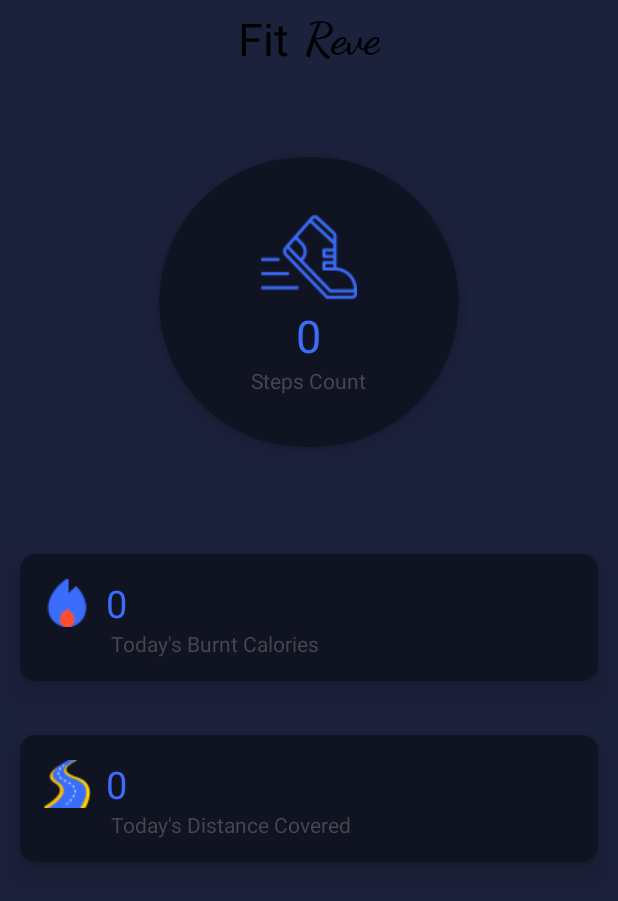
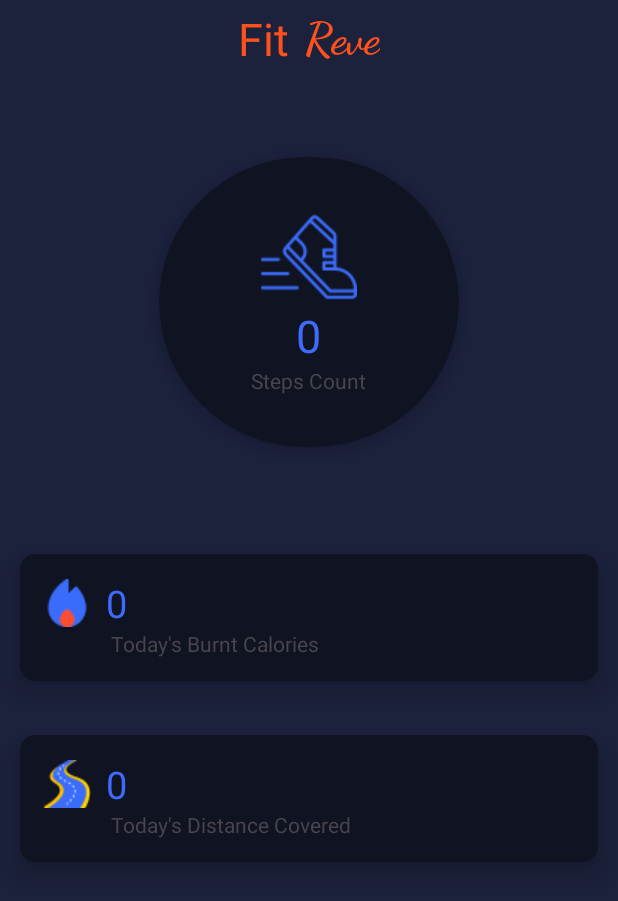
Before and after one commit to aniket0880/FitReve, an Android app: the MainActivity screen opened directly, with no data from a screen before it, after a tap on "Health", on a phone screen of 412 x 824 dp. Shown: the top 901 px of the screen. Run offline under Robolectric (Android 15) with nearby library versions, the phone set to English and light mode, and no system bars; our stand-ins replace Firebase (no records; nobody signed in at launch, a user with empty details on screens opened directly); pictures from the network do not load.

Commit message:
some major changes

```diff
--- a/app/build.gradle
+++ b/app/build.gradle
@@ -17,8 +17,8 @@ android {
 
     defaultConfig {
         applicationId "com.uilover.project1932"
-        minSdk 26
-        targetSdk 34
+        minSdk 29
+        targetSdk 35
         versionCode 1
         versionName "1.0"
 
--- a/app/src/main/java/com/uilover/project1932/Activity/IntroActivity.java
+++ b/app/src/main/java/com/uilover/project1932/Activity/IntroActivity.java
@@ -19,7 +19,7 @@ public class IntroActivity extends AppCompatActivity {
         setContentView(binding.getRoot());
 
         getWindow().setFlags(WindowManager.LayoutParams.FLAG_LAYOUT_NO_LIMITS,WindowManager.LayoutParams.FLAG_LAYOUT_NO_LIMITS);
-        binding.startBtn.setOnClickListener(v -> startActivity(new Intent(IntroActivity.this, SignUp_Activity.class)));
+        binding.startBtn.setOnClickListener(v -> startActivity(new Intent(IntroActivity.this, MainActivity.class)));
 
     }
 }
--- a/app/src/main/java/com/uilover/project1932/Activity/MainActivity.java
+++ b/app/src/main/java/com/uilover/project1932/Activity/MainActivity.java
@@ -10,7 +10,6 @@ import androidx.appcompat.app.AppCompatActivity;
 import androidx.recyclerview.widget.LinearLayoutManager;
 
 import com.google.firebase.auth.FirebaseAuth;
-import com.google.firebase.database.DataSnapshot;
 import com.google.firebase.database.DatabaseReference;
 import com.google.firebase.database.FirebaseDatabase;
 import com.uilover.project1932.Adapter.WorkoutAdapter;
@@ -23,10 +22,9 @@ import java.util.ArrayList;
 
 public class MainActivity extends AppCompatActivity {
 
-    ActivityMainBinding binding;
+    private ActivityMainBinding binding;
     private FirebaseAuth auth;
     private DatabaseReference database;
-    private TextView userNameTextView;  // Reference to display the user's name
 
     @Override
     protected void onCreate(Bundle savedInstanceState) {
@@ -38,23 +36,21 @@ public class MainActivity extends AppCompatActivity {
         auth = FirebaseAuth.getInstance();
         database = FirebaseDatabase.getInstance().getReference();
 
-        // Find the TextView to display the user's name
-        userNameTextView = findViewById(R.id.name);  // Add a TextView with this ID in your XML layout
-
-        // Get the current user and fetch their name from Firebase if logged in
-        String userId = auth.getCurrentUser() != null ? auth.getCurrentUser().getUid() : null;
-        if (userId != null) {
-            // Fetch user name from Firebase Database
+        // Check if the user is logged in
+        if (auth.getCurrentUser() != null) {
+            String userId = auth.getCurrentUser().getUid();
             database.child("user").child(userId).get().addOnSuccessListener(snapshot -> {
                 if (snapshot.exists()) {
                     String userName = snapshot.child("userName").getValue(String.class);
                     if (userName != null) {
-                        userNameTextView.setText(userName);  // Display the name in the TextView
+                        binding.userNameTextView.setText(userName);  // Use View Binding
                     }
                 }
             }).addOnFailureListener(e -> {
                 Toast.makeText(MainActivity.this, "Failed to load user data", Toast.LENGTH_SHORT).show();
             });
+        } else {
+            binding.userNameTextView.setText("Guest User");  // Set a default name if not logged in
         }
 
         // Set up RecyclerView
--- a/app/src/main/res/layout/activity_ai_page.xml
+++ b/app/src/main/res/layout/activity_ai_page.xml
@@ -15,10 +15,10 @@
         android:layout_alignParentTop="true"
         android:layout_marginTop="16dp"
         android:layout_centerHorizontal="true"
-        android:text="AI Meal and Workout Planner"
+        android:text="FitMate AI"
         android:textSize="24sp"
-        android:textColor="@color/white"
-        android:textStyle="bold"
+        android:textColor="@color/orange"
+        android:textStyle="italic"
         android:gravity="center" />
 
     <!-- Chat History Section -->
--- a/app/src/main/res/layout/activity_heathtrack.xml
+++ b/app/src/main/res/layout/activity_heathtrack.xml
@@ -22,7 +22,7 @@ android:gravity="center">
     android:textSize="30sp"
     android:layout_gravity="center"
     android:layout_margin="5dp"
-android:textColor="#000"
+    android:textColor="@color/orange"
     android:textStyle="bold"
     android:fontFamily="sans-serif-thin"/>
 
@@ -33,7 +33,7 @@ android:fontFamily="sans-serif-thin"/>
     android:textSize="30sp"
     android:layout_gravity="center"
     android:layout_margin="5dp"
-android:textColor="#000"
+    android:textColor="@color/orange"
     android:textStyle="bold"
     android:fontFamily="cursive"/>
 
--- a/app/src/main/res/layout/activity_main.xml
+++ b/app/src/main/res/layout/activity_main.xml
@@ -36,6 +36,7 @@
                 <TextView
                     android:id="@+id/userNameTextView"
                     android:layout_width="wrap_content"
+                    android:text="Aniket"
                     android:layout_height="wrap_content"
                     android:textColor="@color/white"
                     android:textSize="20sp"
```
Also changed, not shown: app/src/main/AndroidManifest.xml (+16 -8 lines), app/src/main/java/com/uilover/project1932/Activity/healthtrack_Activity.java (+18 -7 lines), app/src/main/java/com/uilover/project1932/service/StepDetectorService.java (+61 -4 lines). Lines whose indentation alone changed are shown as unchanged.
